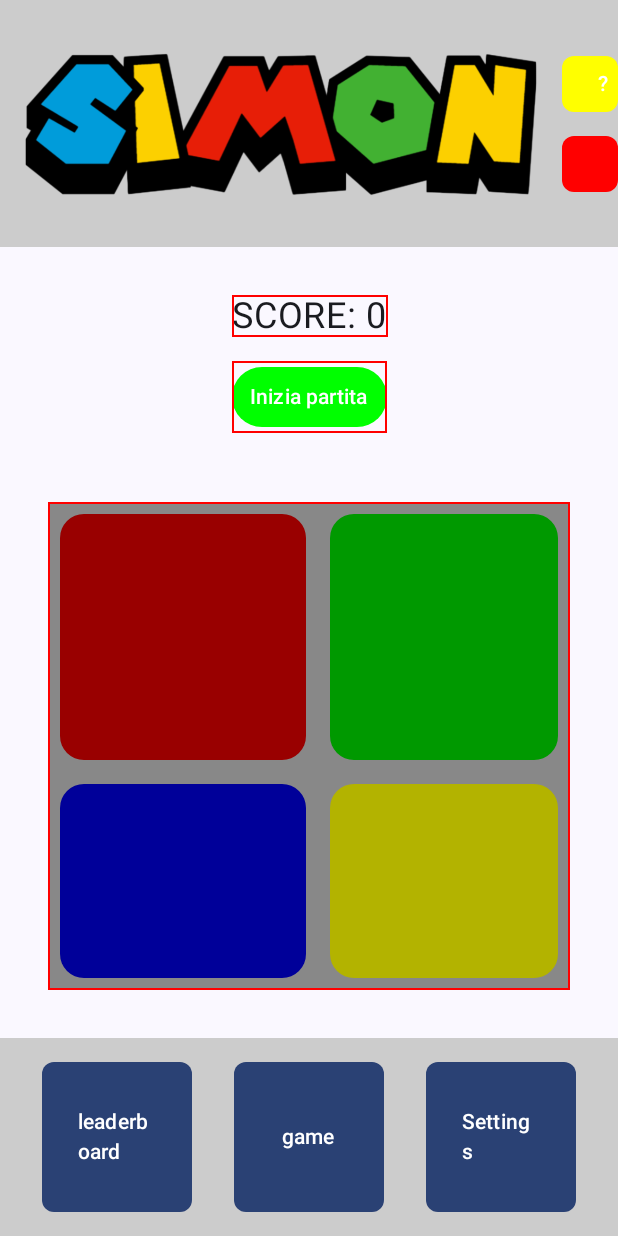
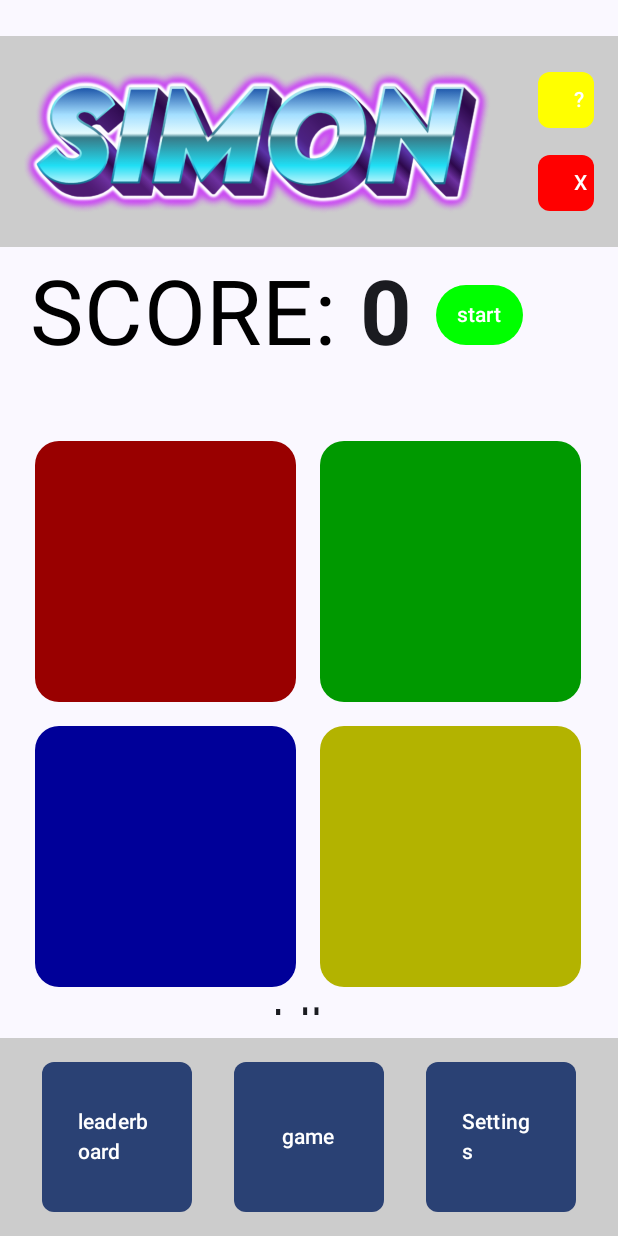
Before and after one commit to emarussoo/SIMON_GAME, an Android app built with Jetpack Compose: the screen it shows after launch (MainActivity), on a phone screen of 412 x 824 dp. Run offline under Robolectric (Android 15) with nearby library versions, the phone set to English and light mode, and no system bars.

Commit message:
ordinato schermata, da sistemare GAME HEADER

```diff
--- a/app/build.gradle.kts
+++ b/app/build.gradle.kts
@@ -46,8 +46,6 @@
     val nav_version = "2.9.0"
     implementation("androidx.navigation:navigation-compose:$nav_version")
 
-    //usato per le icone
-    implementation(libs.androidx.compose.material.icons.extended)
 
     implementation(libs.androidx.core.ktx)
     implementation(libs.androidx.lifecycle.runtime.ktx)
--- a/app/src/main/java/com/boxbox/simon/MainActivity.kt
+++ b/app/src/main/java/com/boxbox/simon/MainActivity.kt
@@ -23,6 +23,8 @@
 import androidx.compose.foundation.layout.height
 import androidx.compose.foundation.layout.padding
 import androidx.compose.foundation.layout.size
+import androidx.compose.foundation.layout.wrapContentSize
+import androidx.compose.foundation.layout.wrapContentWidth
 import androidx.compose.foundation.shape.RoundedCornerShape
 import androidx.compose.material3.Button
 import androidx.compose.material3.ButtonDefaults
@@ -37,11 +39,16 @@
 import androidx.compose.runtime.remember
 import androidx.compose.ui.Alignment
 import androidx.compose.ui.Modifier
+import androidx.compose.ui.draw.clip
 import androidx.compose.ui.graphics.Color
 import androidx.compose.ui.layout.ContentScale
+import androidx.compose.ui.layout.ModifierLocalBeyondBoundsLayout
 import androidx.compose.ui.layout.VerticalAlignmentLine
 import androidx.compose.ui.platform.LocalContext
 import androidx.compose.ui.res.painterResource
+import androidx.compose.ui.text.font.FontWeight
+import androidx.compose.ui.text.style.TextAlign
+import androidx.compose.ui.tooling.preview.Preview
 import androidx.compose.ui.unit.dp
 import androidx.compose.ui.unit.sp
 import androidx.lifecycle.viewmodel.compose.viewModel
@@ -78,11 +85,11 @@
     Column(
         modifier = Modifier
             .fillMaxSize()
-            .padding(32.dp),
+            .padding(top = 10.dp),
         horizontalAlignment = Alignment.CenterHorizontally
     ){
         GameHeader(viewModel, state, timerKey, onStartClick = {viewModel.StartGame()}, onEndClick = {viewModel.EndGame()})
-        Spacer(modifier = Modifier.height(30.dp))
+        Spacer(modifier = Modifier.height(25.dp))
 
         ColorGrid(viewModel)
         Spacer(modifier = Modifier.height(35.dp))
@@ -91,42 +98,76 @@
 
 @Composable
 fun GameHeader(viewModel: SimonViewModel, state: SimonState, timerKey: Int, onStartClick: ()-> Unit, onEndClick:() -> Unit){
-    Column(horizontalAlignment = Alignment.CenterHorizontally){
-        Text("SCORE: ${state.score}", fontSize = 24.sp, modifier = Modifier.border(1.dp, Color.Red))
-        Row(
-            horizontalArrangement = Arrangement.spacedBy(16.dp),
-            modifier = Modifier
-                .padding(16.dp)
-                .border(1.dp, Color.Red),
-            verticalAlignment = Alignment.CenterVertically
+    Column(modifier = Modifier.padding(start = 20.dp).fillMaxWidth()) {
+        Row(verticalAlignment = Alignment.CenterVertically,
+            )
+        {
+            Text(
+                text = "SCORE: ",
+                fontSize = 60.sp,
+                color = Color.Black
+            )
+            Text(
+                text = "${state.score}",
+                fontSize = 60.sp,
+                fontWeight = FontWeight.Bold
+            )
 
-        ){
-            val (buttonText, buttonColor, onClick) = when(state.state){
-                GamePhase.Idle -> Triple("Inizia partita", Color.Green, onStartClick)
-                GamePhase.GameOver -> Triple("Inizia partita", Color.Green, onStartClick)
-                GamePhase.ShowingSequence -> Triple("Termina partita", Color.Red, onEndClick)
-                GamePhase.WaitingInput -> Triple("Termina partita", Color.Red, onEndClick)
+            val (buttonText, buttonColor, onClick) = when (state.state) {
+                GamePhase.Idle -> Triple("start", Color.Green, onStartClick)
+                GamePhase.GameOver -> Triple("start", Color.Green, onStartClick)
+                GamePhase.ShowingSequence -> Triple("end", Color.Red, onEndClick)
+                GamePhase.WaitingInput -> Triple("end", Color.Red, onEndClick)
             }
-            TextButton(onClick = onClick,
-                colors = ButtonDefaults.buttonColors(containerColor = buttonColor)) {
-                Text(buttonText)
+            TextButton(
+                onClick = onClick,
+                colors = ButtonDefaults.buttonColors(containerColor = buttonColor),
+                modifier = Modifier.padding(start = 15.dp),
+            ) {
+                Text(text = buttonText)
             }
-
-            if(state.state == GamePhase.WaitingInput) {
-                TimerProgressBar(timerKey, onTimeout = {viewModel.EndGame()})
+        }
+        if (state.state == GamePhase.WaitingInput) {
+            TimerProgressBar(timerKey) { viewModel.EndGame() }
         }
             }
 
     }
+
+@Composable
+fun TimerProgressBar(
+    key: Int, //cambiala e resetta
+    durationMillis: Int = 2500,
+    onTimeout: () -> Unit
+) {
+    val progress = remember(key) { Animatable(1f) }
+
+    LaunchedEffect(key) {
+        progress.snapTo(1f)
+        progress.animateTo(
+            targetValue = 0f,
+            animationSpec = tween(durationMillis)
+        )
+        onTimeout()
+    }
+
+    LinearProgressIndicator(
+        progress = progress.value,
+        modifier = Modifier
+            .fillMaxWidth()
+            .height(25.dp)
+            .padding(start=10.dp,end=10.dp).clip(RoundedCornerShape(0.dp)),
+
+        color = Color.Black,
+        trackColor = Color.Transparent,
+    )
 }
 
 @Composable
 fun ColorGrid(viewModel: SimonViewModel){
     val highlighted by viewModel.highlightedMove.collectAsState()
     val state by viewModel.gameState.collectAsState()
-    Column(modifier = Modifier
-        .border(1.dp, Color.Red)
-        .background(Color.Gray)){
+    Column(modifier = Modifier.padding(15.dp)){
         Row{
             SimonColorButton(SimonMove.RED, highlighted == SimonMove.RED , {viewModel.onUserInput(SimonMove.RED)})
             SimonColorButton(SimonMove.GREEN, highlighted == SimonMove.GREEN , {viewModel.onUserInput(SimonMove.GREEN)})
@@ -138,7 +179,10 @@
 
         }
 
-        Text(state.state.name)
+        Text(text = state.state.name,
+            fontSize = 30.sp, // Cambia la dimensione del testo
+            modifier = Modifier.fillMaxWidth(),
+            textAlign = TextAlign.Center)
     }
 }
 
@@ -184,32 +228,31 @@
 
 @SuppressLint("ContextCastToActivity")
 @Composable
-fun GameTopper(navController: NavController){
+fun GameTopper(navController: NavController) {
     val activity = (LocalContext.current as? Activity)
 
         Row(
-        modifier = Modifier
-            .fillMaxWidth()
-            .fillMaxHeight(0.20f)
-            .background(Color.LightGray),
-        horizontalArrangement = Arrangement.SpaceEvenly, // o SpaceBetween, Center, ecc.
-        verticalAlignment = Alignment.CenterVertically
-    ) {
+            horizontalArrangement = Arrangement.spacedBy(16.dp),
+            verticalAlignment = Alignment.CenterVertically,
+            modifier = Modifier.fillMaxHeight(0.20f).padding(top = 24.dp).background(Color.LightGray)
+        ){
 
             Image(
                 painter = painterResource(id = R.drawable.title),
-            contentDescription = "Descrizione immagine",
+                contentDescription = "",
                 modifier = Modifier
-                .weight(23f)
+                    .weight(0.25f)
                     .fillMaxHeight(),
                 contentScale = ContentScale.Fit
             )
 
-        Column (
-
-            verticalArrangement = Arrangement.spacedBy(16.dp),
-            horizontalAlignment = Alignment.CenterHorizontally
-        ){
+            Column(
+                verticalArrangement = Arrangement.spacedBy(18.dp),
+                horizontalAlignment = Alignment.CenterHorizontally,
+                modifier = Modifier // qui mettiamo la modifica per il padding o larghezza
+                    .wrapContentWidth() // la Column prende solo lo spazio necessario
+                    .padding(end = 16.dp)
+            ) {
                 Button(
                     onClick = { navController.navigate(NavigatorScreen.HowToPlay.route) },
                     modifier = Modifier.size(37.dp),
@@ -225,11 +268,13 @@
                     shape = RoundedCornerShape(8.dp),
                     colors = ButtonDefaults.buttonColors(containerColor = Color.Red)
                 ) {
-
+                    Text(text = "X")
                 }
             }
         }
     }
+
+
 @Composable
 fun SimonColorButton(move: SimonMove, highlighted: Boolean, onClick: () -> Unit){
     val color = when(move){
@@ -241,7 +286,7 @@
     }
     Box(
         modifier = Modifier
-            .size(180.dp)
+            .size(190.dp)
             .padding(8.dp)
             .background(color, shape = RoundedCornerShape(16.dp))
             .clickable{ onClick()}
@@ -274,10 +319,10 @@
     Scaffold(
 
         topBar = { GameTopper(navController)},
-
         bottomBar = { GameFooter(navController) }
 
     ){
+
         Nav(
             navController = navController,
             modifier = Modifier.padding(it),
@@ -286,30 +331,3 @@
     }
 
 }
-
-@Composable
-fun TimerProgressBar(
-    key: Int, //cambiala e resetta
-    durationMillis: Int = 2500,
-    onTimeout: () -> Unit
-) {
-    val progress = remember(key) { Animatable(1f) }
-
-    LaunchedEffect(key) {
-        progress.snapTo(1f)
-        progress.animateTo(
-            targetValue = 0f,
-            animationSpec = tween(durationMillis)
-        )
-        onTimeout()
-    }
-
-    LinearProgressIndicator(
-        progress = progress.value,
-        modifier = Modifier
-            .fillMaxWidth()
-            .height(30.dp),
-        color = Color.Black,
-        trackColor = Color.Transparent,
-    )
-}
```
Also changed, not shown: app/src/main/res/drawable/title.png. Lines whose indentation alone changed are shown as unchanged.
